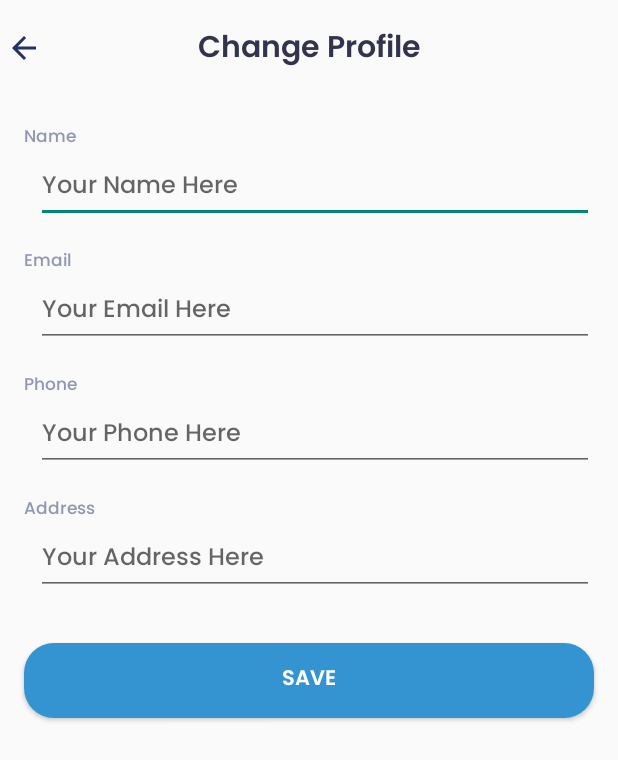
After one commit to nandaiqbalh/book-store-tugas-ppb, an Android app: the ChangeProfileActivity screen opened directly, with no data from a screen before it, on a phone screen of 412 x 824 dp. The commit adds this screen. Shown: the top 760 px of the screen. Run offline under Robolectric (Android 15) with nearby library versions, the phone set to English and light mode, and no system bars.

Commit message:
Layouting + Navigation Change Profile

```diff
--- a/app/src/main/AndroidManifest.xml
+++ b/app/src/main/AndroidManifest.xml
@@ -3,35 +3,31 @@
     xmlns:tools="http://schemas.android.com/tools"
     package="com.nandaiqbalh.tugaspbb">
 
-    <uses-permission android:name="android.permission.INTERNET"/>
-    <uses-permission android:name="android.permission.ACCESS_NETWORK_STATE"/>
-
+    <uses-permission android:name="android.permission.INTERNET" />
+    <uses-permission android:name="android.permission.ACCESS_NETWORK_STATE" />
 
     <application
         android:allowBackup="true"
         android:icon="@mipmap/ic_launcher"
         android:label="@string/app_name"
+        android:networkSecurityConfig="@xml/network_security_config"
         android:roundIcon="@mipmap/ic_launcher_round"
         android:supportsRtl="true"
         android:theme="@style/Theme.TugasPBB"
-        android:networkSecurityConfig="@xml/network_security_config"
         android:usesCleartextTraffic="true"
-        tools:ignore="GoogleAppIndexingWarning"
-        >
+        tools:ignore="GoogleAppIndexingWarning">
+        <activity
+            android:name=".activity.userprofile.ChangeProfileActivity"
+            android:exported="false" />
         <activity
             android:name=".home.HomeActivity"
             android:exported="false" />
         <activity
             android:name=".auth.SignUpActivity"
-            android:exported="true">
-
-        </activity>
+            android:exported="true"></activity>
         <activity
             android:name=".auth.SignInActivity"
-            android:exported="true">
-
-        </activity>
-
+            android:exported="true"></activity>
         <activity
             android:name=".onboarding.OnBoardingThree"
             android:exported="false" />
@@ -59,13 +55,11 @@
         <activity
             android:name=".SplashScreenActivity"
             android:exported="true">
-
             <intent-filter>
                 <action android:name="android.intent.action.MAIN" />
 
                 <category android:name="android.intent.category.LAUNCHER" />
             </intent-filter>
-
         </activity>
         <activity
             android:name=".profilekelompok.AboutActivity"
--- /dev/null
+++ b/app/src/main/java/com/nandaiqbalh/tugaspbb/activity/userprofile/ChangeProfileActivity.java
@@ -0,0 +1,68 @@
+package com.nandaiqbalh.tugaspbb.activity.userprofile;
+
+import androidx.appcompat.app.AppCompatActivity;
+
+import android.content.Intent;
+import android.os.Bundle;
+import android.view.View;
+import android.view.WindowManager;
+import android.widget.Button;
+import android.widget.ImageButton;
+
+import com.nandaiqbalh.tugaspbb.R;
+import com.nandaiqbalh.tugaspbb.home.HomeActivity;
+
+public class ChangeProfileActivity extends AppCompatActivity {
+
+    ImageButton btnBackFromEdit;
+
+    Button btnSaveProfile;
+
+    @Override
+    protected void onCreate(Bundle savedInstanceState) {
+        super.onCreate(savedInstanceState);
+        setContentView(R.layout.activity_change_profile);
+
+        // full screen
+        getWindow().setFlags(WindowManager.LayoutParams.FLAG_FULLSCREEN, WindowManager.LayoutParams.FLAG_FULLSCREEN);
+
+        // init
+        inisialisasi();
+
+        // button triggered
+        mainButton();
+    }
+
+    private void mainButton() {
+
+        btnBackFromEdit.setOnClickListener(new View.OnClickListener() {
+            @Override
+            public void onClick(View view) {
+                Intent intent = new Intent(ChangeProfileActivity.this, HomeActivity.class);
+                startActivity(intent);
+                finish();
+            }
+        });
+
+
+        btnSaveProfile.setOnClickListener(new View.OnClickListener() {
+            @Override
+            public void onClick(View view) {
+                Intent intent = new Intent(ChangeProfileActivity.this, HomeActivity.class);
+                startActivity(intent);
+                finish();
+            }
+        });
+
+    }
+
+    private void inisialisasi(){
+
+        btnBackFromEdit = (ImageButton) findViewById(R.id.btn_back_from_edit_profile);
+
+        btnSaveProfile = (Button) findViewById(R.id.btn_save_profile);
+
+    }
+
+
+}
--- a/app/src/main/java/com/nandaiqbalh/tugaspbb/home/ProfileFragment.java
+++ b/app/src/main/java/com/nandaiqbalh/tugaspbb/home/ProfileFragment.java
@@ -13,7 +13,7 @@ import android.widget.ImageButton;
 import android.widget.Toast;
 
 import com.nandaiqbalh.tugaspbb.R;
-import com.nandaiqbalh.tugaspbb.auth.SignInActivity;
+import com.nandaiqbalh.tugaspbb.activity.userprofile.ChangeProfileActivity;
 import com.nandaiqbalh.tugaspbb.helper.SharedPrefs;
 import com.nandaiqbalh.tugaspbb.profilekelompok.AboutActivity;
 
@@ -65,7 +65,7 @@ public class ProfileFragment extends Fragment {
     }
 
     SharedPrefs sharedPrefs;
-    Button logoutButton;
+    Button logoutButton, btnChangeProfile;
 
     ImageButton ibInfo;
 
@@ -91,6 +91,8 @@ public class ProfileFragment extends Fragment {
         sharedPrefs = new SharedPrefs(getActivity());
 
         ibInfo = (ImageButton) view.findViewById(R.id.ib_info);
+
+        btnChangeProfile = (Button) view.findViewById(R.id.btn_change_profile);
     }
 
     private void mainButton(View view){
@@ -116,5 +118,13 @@ public class ProfileFragment extends Fragment {
                 startActivity(intent);
             }
         });
+
+        btnChangeProfile.setOnClickListener(new View.OnClickListener() {
+            @Override
+            public void onClick(View view) {
+                Intent intent = new Intent(getActivity(), ChangeProfileActivity.class);
+                startActivity(intent);
+            }
+        });
     }
 }
--- /dev/null
+++ b/app/src/main/res/layout/activity_change_profile.xml
@@ -0,0 +1,182 @@
+<?xml version="1.0" encoding="utf-8"?>
+<androidx.constraintlayout.widget.ConstraintLayout xmlns:android="http://schemas.android.com/apk/res/android"
+    xmlns:app="http://schemas.android.com/apk/res-auto"
+    xmlns:tools="http://schemas.android.com/tools"
+    android:layout_width="match_parent"
+    android:layout_height="match_parent"
+    tools:context=".home.ProfileFragment">
+
+    <Button
+        android:id="@+id/btn_save_profile"
+        android:layout_width="0dp"
+        android:layout_height="50dp"
+        android:layout_marginStart="16dp"
+        android:layout_marginTop="32dp"
+        android:layout_marginEnd="16dp"
+        android:background="@drawable/shape_btn_primary"
+        android:fontFamily="@font/poppins_semibold"
+        android:text="Save"
+        android:textColor="@color/white"
+        android:textSize="14sp"
+        app:layout_constraintEnd_toEndOf="parent"
+        app:layout_constraintStart_toStartOf="parent"
+        app:layout_constraintTop_toBottomOf="@+id/tv_address" />
+
+
+    <TextView
+        android:id="@+id/textView"
+        android:layout_width="0dp"
+        android:layout_height="wrap_content"
+        android:layout_marginStart="16dp"
+        android:layout_marginTop="16dp"
+        android:layout_marginEnd="16dp"
+        android:fontFamily="@font/poppins_semibold"
+        android:gravity="center|center_horizontal|center_vertical"
+        android:text="Change Profile"
+        android:textColor="@color/font_nama"
+        android:textSize="20dp"
+        app:layout_constraintEnd_toEndOf="parent"
+        app:layout_constraintHorizontal_bias="0.487"
+        app:layout_constraintStart_toStartOf="parent"
+        app:layout_constraintTop_toTopOf="parent" />
+
+
+    <TextView
+        android:id="@+id/title_name"
+        android:layout_width="0dp"
+        android:layout_height="wrap_content"
+        android:layout_marginStart="16dp"
+        android:layout_marginTop="32dp"
+        android:layout_marginEnd="16dp"
+        android:fontFamily="@font/poppins_medium"
+        android:text="Name"
+        android:textColor="@color/neutral_grey"
+        android:textSize="11sp"
+        app:layout_constraintEnd_toEndOf="parent"
+        app:layout_constraintHorizontal_bias="0.0"
+        app:layout_constraintStart_toStartOf="parent"
+        app:layout_constraintTop_toBottomOf="@+id/textView" />
+
+    <EditText
+        android:id="@+id/tv_name"
+        android:layout_width="0dp"
+        android:layout_height="wrap_content"
+        android:layout_marginStart="24dp"
+        android:layout_marginEnd="16dp"
+        android:fontFamily="@font/poppins_medium"
+        android:hint="Your Name Here"
+        android:textColor="@color/font_nama"
+        android:textSize="16sp"
+        app:layout_constraintEnd_toEndOf="parent"
+        app:layout_constraintHorizontal_bias="0.0"
+        app:layout_constraintStart_toStartOf="parent"
+        app:layout_constraintTop_toBottomOf="@+id/title_name" />
+
+    <TextView
+        android:id="@+id/title_email"
+        android:layout_width="0dp"
+        android:layout_height="wrap_content"
+        android:layout_marginStart="16dp"
+        android:layout_marginEnd="16dp"
+        android:layout_marginTop="16dp"
+        android:fontFamily="@font/poppins_medium"
+        android:text="Email"
+        android:textColor="@color/neutral_grey"
+        android:textSize="11sp"
+        app:layout_constraintEnd_toEndOf="parent"
+        app:layout_constraintHorizontal_bias="0.0"
+        app:layout_constraintStart_toStartOf="parent"
+        app:layout_constraintTop_toBottomOf="@+id/tv_name" />
+
+    <EditText
+        android:id="@+id/tv_email"
+        android:layout_width="0dp"
+        android:layout_height="wrap_content"
+        android:layout_marginStart="24dp"
+        android:layout_marginEnd="16dp"
+        android:fontFamily="@font/poppins_medium"
+        android:hint="Your Email Here"
+        android:textColor="@color/font_nama"
+        android:textSize="16sp"
+        app:layout_constraintEnd_toEndOf="parent"
+        app:layout_constraintHorizontal_bias="0.0"
+        app:layout_constraintStart_toStartOf="parent"
+        app:layout_constraintTop_toBottomOf="@+id/title_email" />
+
+    <TextView
+        android:id="@+id/title_phone"
+        android:layout_width="0dp"
+        android:layout_height="wrap_content"
+        android:layout_marginStart="16dp"
+        android:layout_marginEnd="16dp"
+        android:layout_marginTop="16dp"
+        android:fontFamily="@font/poppins_medium"
+        android:text="Phone"
+        android:textColor="@color/neutral_grey"
+        android:textSize="11sp"
+        app:layout_constraintEnd_toEndOf="parent"
+        app:layout_constraintHorizontal_bias="0.0"
+        app:layout_constraintStart_toStartOf="parent"
+        app:layout_constraintTop_toBottomOf="@+id/tv_email" />
+
+    <EditText
+        android:id="@+id/tv_phone"
+        android:layout_width="0dp"
+        android:layout_height="wrap_content"
+        android:layout_marginStart="24dp"
+        android:layout_marginEnd="16dp"
+        android:fontFamily="@font/poppins_medium"
+        android:hint="Your Phone Here"
+        android:textColor="@color/font_nama"
+        android:textSize="16sp"
+        app:layout_constraintEnd_toEndOf="parent"
+        app:layout_constraintHorizontal_bias="0.0"
+        app:layout_constraintStart_toStartOf="parent"
+        app:layout_constraintTop_toBottomOf="@+id/title_phone" />
+
+    <TextView
+        android:id="@+id/title_address"
+        android:layout_width="0dp"
+        android:layout_height="wrap_content"
+        android:layout_marginStart="16dp"
+        android:layout_marginEnd="16dp"
+        android:layout_marginTop="16dp"
+        android:fontFamily="@font/poppins_medium"
+        android:text="Address"
+        android:textColor="@color/neutral_grey"
+        android:textSize="11sp"
+        app:layout_constraintEnd_toEndOf="parent"
+        app:layout_constraintHorizontal_bias="0.0"
+        app:layout_constraintStart_toStartOf="parent"
+        app:layout_constraintTop_toBottomOf="@+id/tv_phone" />
+
+    <EditText
+        android:id="@+id/tv_address"
+        android:layout_width="0dp"
+        android:layout_height="wrap_content"
+        android:layout_marginStart="24dp"
+        android:layout_marginEnd="16dp"
+        android:maxLines="2"
+        android:fontFamily="@font/poppins_medium"
+        android:hint="Your Address Here"
+        android:textColor="@color/font_nama"
+        android:textSize="16sp"
+        app:layout_constraintEnd_toEndOf="parent"
+        app:layout_constraintHorizontal_bias="0.0"
+        app:layout_constraintStart_toStartOf="parent"
+        app:layout_constraintTop_toBottomOf="@+id/title_address" />
+
+    <ImageButton
+        android:id="@+id/btn_back_from_edit_profile"
+        android:layout_width="wrap_content"
+        android:layout_height="wrap_content"
+        android:layout_marginStart="16dp"
+        android:layout_marginTop="20dp"
+        android:background="@color/neutral_color"
+        app:layout_constraintEnd_toStartOf="@+id/textView"
+        app:layout_constraintStart_toStartOf="parent"
+        app:layout_constraintTop_toTopOf="parent"
+        app:srcCompat="@drawable/ic_back" />
+
+
+</androidx.constraintlayout.widget.ConstraintLayout>
```
